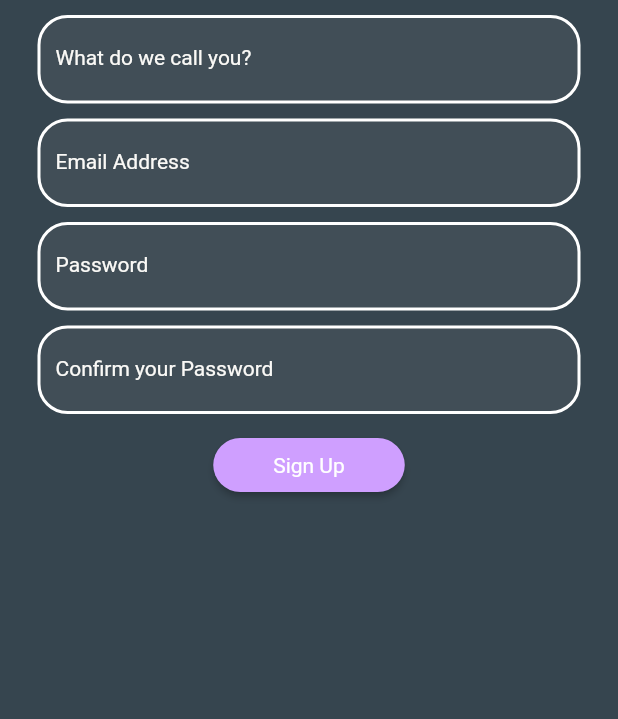
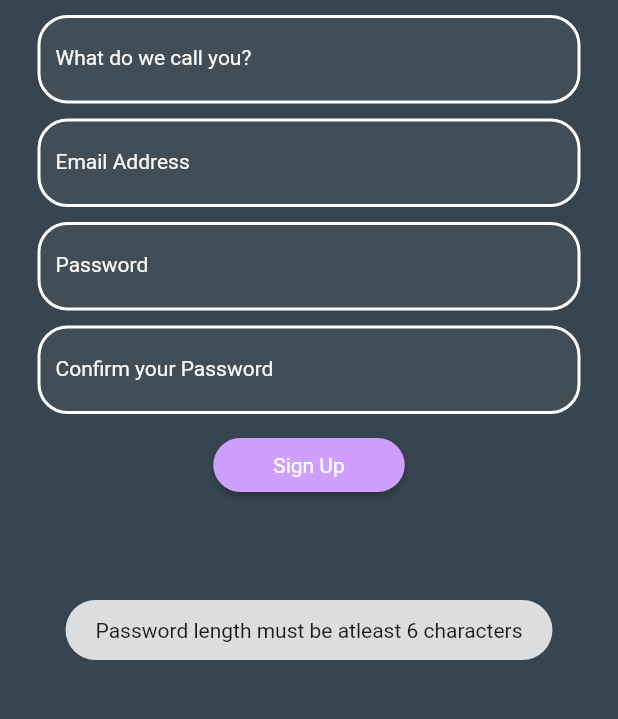
Before and after one commit to NelsonNgo0/winton_app, a Flutter app: the RegoWidgetPage screen opened by its route, after a tap on "Sign Up", on a phone screen of 412 x 824 dp, the part 480-1199 px from its top. Run offline on Flutter 3.47's test engine with Material 2 defaults, Android fonts, the light colour scheme and no system bars; our stand-ins replace cloud_firestore, firebase_auth, firebase_core, fluttertoast, google_fonts; accounts and stored records are empty; Roboto replaces fonts that are missing (Satoshi).

Commit message:
Create Password validation
Account will not be made if password is less than 6 chars, and toast will notify user of problem

```diff
--- a/lib/screens/registration.dart
+++ b/lib/screens/registration.dart
@@ -5,6 +5,7 @@ import 'package:cloud_firestore/cloud_firestore.dart';
 import 'package:google_fonts/google_fonts.dart';
 import 'package:winton/themes/custom_theme.dart';
 import 'package:winton/widgets/helper_widgets.dart';
+import 'package:fluttertoast/fluttertoast.dart';
 
 class RegoWidgetPage extends StatefulWidget {
   const RegoWidgetPage({super.key});
@@ -57,12 +58,15 @@ class RegoPage extends State<RegoWidgetPage> {
 
   //system check for password confirmation
   bool passwordConfirmed() {
-    if (_passwordController.text.trim() == passwordconfirmController.text.trim()) {
+    if (_passwordController.text.trim() == passwordconfirmController.text.trim() && _passwordController.text.trim().length > 6) {
       return true;
     } else {
+      Fluttertoast.showToast(msg: 'Password length must be atleast 6 characters');
       return false;
     }
   }
+
+
 
   Widget build(BuildContext context) {
     return Scaffold(
--- a/pubspec.yaml
+++ b/pubspec.yaml
@@ -42,6 +42,7 @@ dev_dependencies:
   firebase_core: ^2.4.1
   cloud_firestore: ^4.3.1
   firebase_auth: ^4.2.4
+  fluttertoast: ^8.1.2
 
   # The "flutter_lints" package below contains a set of recommended lints to
   # encourage good coding practices. The lint set provided by the package is
```
Also changed, not shown: pubspec.lock.
